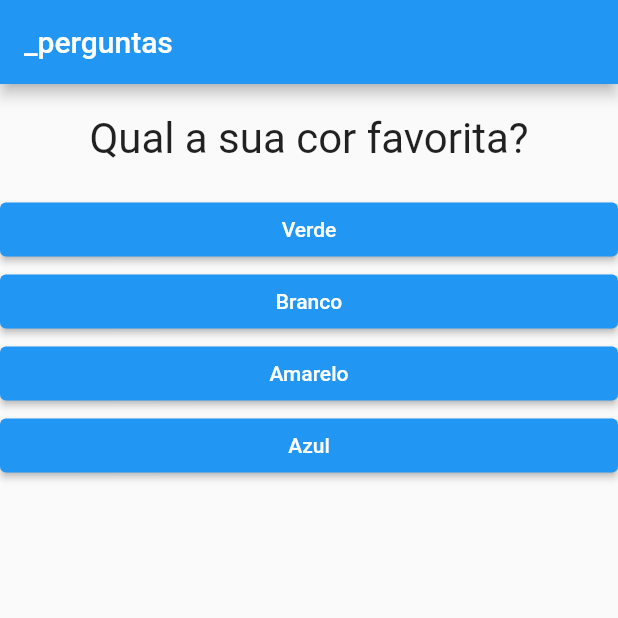
After one commit to Rafael-Lasari-Aschidamini/curso_flutter_1, a Flutter app: the screen it shows after launch, on a phone screen of 412 x 824 dp, the top half of it. The commit adds this screen. Run offline on Flutter 3.47's test engine with Material 2 defaults, Android fonts, the phone set to English and light mode, and no system bars; missing offline and left inert: dart:ffi.

Commit message:
mensagem do commit

```diff
--- a/lib/main.dart
+++ b/lib/main.dart
@@ -2,8 +2,10 @@ import 'dart:ffi';
 
 import 'package:flutter/foundation.dart';
 import 'package:flutter/material.dart';
-import './questao.dart';
-import './resposta.dart';
+import 'package:projeto_perguntas/questionario.dart';
+import 'package:projeto_perguntas/resultado.dart';
+import './resultado.dart';
+import './questionario.dart';
 
 void main() {
   runApp(const PerguntaApp());
@@ -33,6 +35,10 @@ class _PerguntaAppState extends State<PerguntaApp> {
     },
   ];
 
+  bool get temPergunta {
+    return _perguntaSelecionada < _perguntas.length;
+  }
+
   void _responder() {
     if (temPergunta) {
       setState(() {
@@ -41,42 +47,23 @@ class _PerguntaAppState extends State<PerguntaApp> {
     }
   }
 
-  bool get temPergunta {
-    return _perguntaSelecionada < _perguntas.length;
-  }
-
   @override
   Widget build(BuildContext context) {
-    List<String> resposta =
-        temPergunta ? (_perguntas[_perguntaSelecionada]['resposta']) : [];
-
-    List<Widget> widgets =
-        resposta.map((t) => Resposta(t, _responder)).toList();
     //for (var textoResp in resposta) {
     //widgets.add(Resposta(textoResp, _responder));a
     //}
 
+    final obj = Questionario(
+        perguntas: _perguntas,
+        perguntaSelecionada: _perguntaSelecionada,
+        responder: _responder);
+
     return MaterialApp(
       home: Scaffold(
-        appBar: AppBar(
-          title: const Text('_perguntas'),
-        ),
-        body: temPergunta
-            ? Column(
-                children: <Widget>[
-                  Questao(_perguntas
-                      .elementAt(_perguntaSelecionada)['texto']
-                      .toString()),
-                  ...widgets
-                ],
-              )
-            : const Center(
-                child: Text(
-                  'Obrigado pela Resposta',
-                  style: TextStyle(fontSize: 28),
-                ),
-              ),
-      ),
+          appBar: AppBar(
+            title: const Text('_perguntas'),
+          ),
+          body: obj.temPergunta ? obj : const Resultado()),
     );
   }
 }
--- /dev/null
+++ b/lib/questionario.dart
@@ -0,0 +1,37 @@
+import 'package:flutter/cupertino.dart';
+import 'package:flutter/src/widgets/framework.dart';
+import 'package:flutter/src/widgets/placeholder.dart';
+import 'package:projeto_perguntas/questao.dart';
+import './questao.dart';
+import './resposta.dart';
+
+class Questionario extends StatelessWidget {
+  final List<Map<String, dynamic>> perguntas;
+  final int perguntaSelecionada;
+  final void Function() responder;
+
+  const Questionario({
+    super.key,
+    required this.perguntas,
+    required this.perguntaSelecionada,
+    required this.responder,
+  });
+
+  bool get temPergunta {
+    return perguntaSelecionada < perguntas.length;
+  }
+
+  @override
+  Widget build(BuildContext context) {
+    List<String> resposta =
+        temPergunta ? (perguntas[perguntaSelecionada]['resposta']) : [];
+    List<Widget> widgets = resposta.map((t) => Resposta(t, responder)).toList();
+
+    return Column(
+      children: <Widget>[
+        Questao(perguntas.elementAt(perguntaSelecionada)['texto'].toString()),
+        ...widgets
+      ],
+    );
+  }
+}
```
Also changed, not shown: lib/resultado.dart (added, +17 -0 lines).
